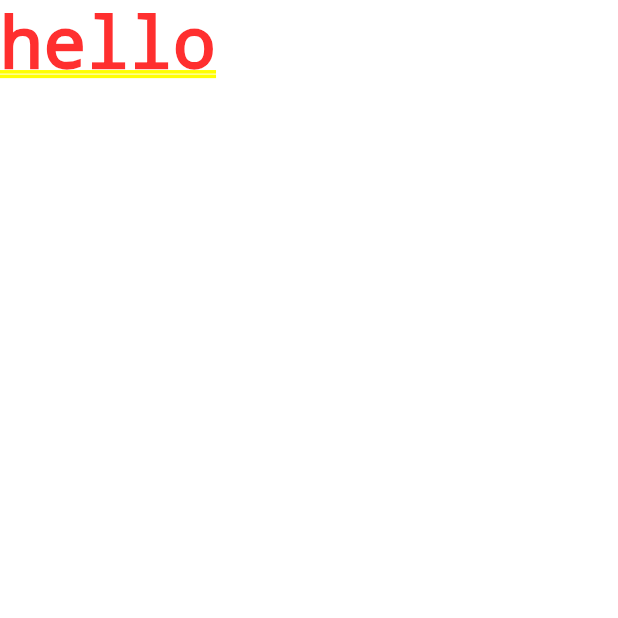
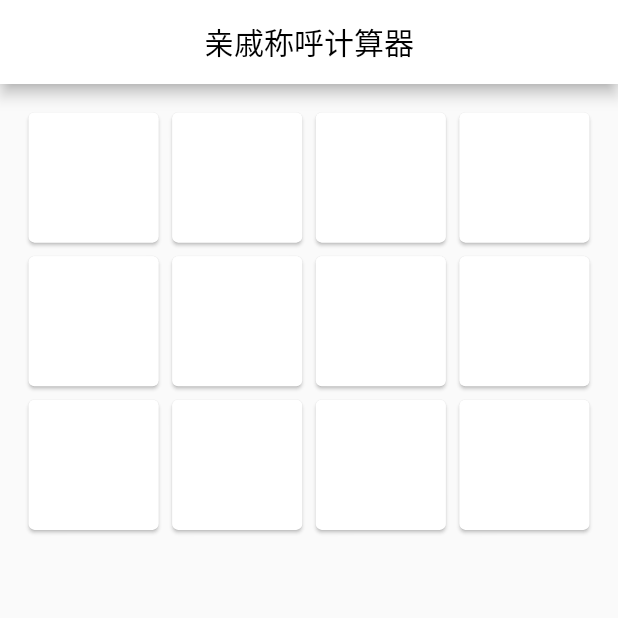
Before and after one commit to leijingxing/relative, a Flutter app: the screen it shows after launch, on a phone screen of 412 x 824 dp, the top half of it. Run offline on Flutter 3.47's test engine with Material 2 defaults, Android fonts, the light colour scheme and no system bars.

Commit message:
relative

```diff
--- /dev/null
+++ b/lib/data.dart
@@ -0,0 +1,32 @@
+List data = [
+  {
+    "relative":"夫",
+  },
+  {
+    "relative":"妻",
+  },
+  {
+    "relative":"父",
+  },
+  {
+    "relative":"母",
+  },
+  {
+    "relative":"兄",
+  },
+  {
+    "relative":"弟",
+  },
+  {
+    "relative":"姐",
+  },
+  {
+    "relative":"妹",
+  },
+  {
+    "relative":"子",
+  },
+  {
+    "relative":"女",
+  },
+];
--- a/lib/main.dart
+++ b/lib/main.dart
@@ -1,4 +1,5 @@
 import 'package:flutter/material.dart';
+import 'package:relative/relative.dart';
 
 void main() => runApp(MyApp());
 
@@ -7,11 +8,10 @@ class MyApp extends StatelessWidget {
   @override
   Widget build(BuildContext context) {
     return MaterialApp(
+      debugShowCheckedModeBanner: false,
       title: 'Flutter Demo',
-      theme: ThemeData(
-        primarySwatch: Colors.blue,
-      ),
-      home:  Text("hello"),
+      theme: ThemeData(primarySwatch: Colors.blue,),
+      home:  Relative(),
     );
   }
 }
--- /dev/null
+++ b/lib/relative.dart
@@ -0,0 +1,50 @@
+import 'package:flutter/material.dart';
+
+class Relative extends StatefulWidget {
+  @override
+  _RelativeState createState() => _RelativeState();
+}
+
+class _RelativeState extends State<Relative> {
+  @override
+  Widget build(BuildContext context) {
+    return Scaffold(
+      appBar: AppBar(
+        title: Text(
+          "亲戚称呼计算器",
+          style: TextStyle(
+            color: Colors.black,
+          ),
+        ),
+        centerTitle: true,
+        backgroundColor: Colors.white,
+      ),
+      body: Container(
+        padding: EdgeInsets.all(10),
+        child: GridView.count(
+          crossAxisCount: 4,
+          padding: EdgeInsets.all(5),
+          crossAxisSpacing: 1,
+          mainAxisSpacing: 1,
+          children: List.generate(12, (index) {
+            return InkWell(
+              child: Card(
+                child: Container(
+                  alignment: Alignment.center,
+                  child: Text(
+                    "hello",
+                    style: TextStyle(
+                        fontSize: 20,
+                        color: Colors.white,
+                        fontWeight: FontWeight.bold),
+                  ),
+                ),
+              ),
+              onTap: () {},
+            );
+          }),
+        ),
+      ),
+    );
+  }
+}
```
